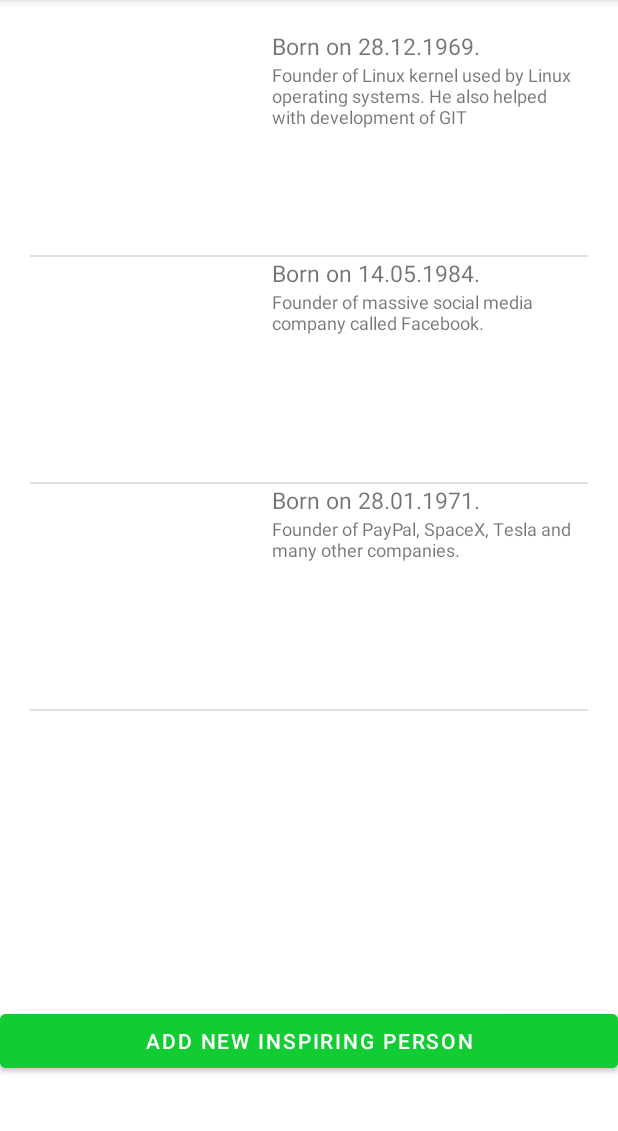
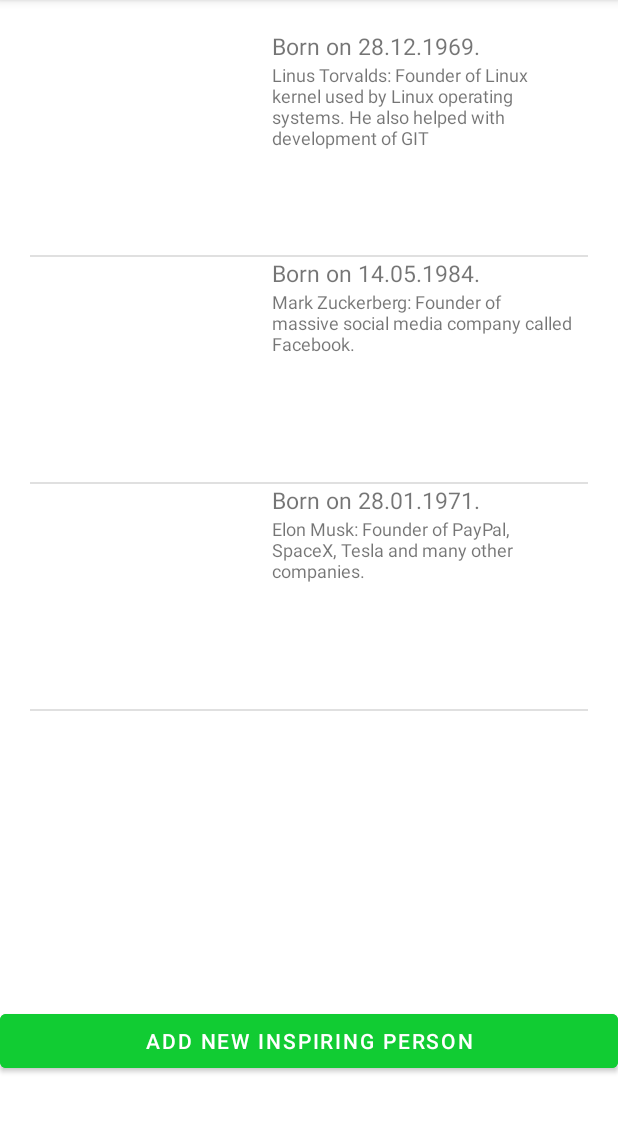
Before and after one commit to nikoladanilovic/RMA_LV2_zad1, an Android app: the screen it shows after launch (MainActivity), on a phone screen of 412 x 824 dp, the part 84-1215 px from its top. Run offline under Robolectric (Android 15) with nearby library versions, the phone set to English and light mode, and no system bars; our stand-ins replace Picasso; pictures from the network do not load.

Commit message:
Male ispravke i podesavanja

```diff
--- a/app/src/main/java/hr/ferit/nikoladanilovic/cs_inspiringpeople_lv2zad1/Adapters/InspPeopleHolder.kt
+++ b/app/src/main/java/hr/ferit/nikoladanilovic/cs_inspiringpeople_lv2zad1/Adapters/InspPeopleHolder.kt
@@ -23,7 +23,7 @@ class InspPeopleHolder (itemView: View) : RecyclerView.ViewHolder(itemView) {
             .error(android.R.drawable.stat_notify_error)
             .into(itemBinding.imvInspPersonImg)
         itemBinding.tvDates.text = "Born on " + person.dateOfBirth + parseDateOfDeath(person.dateOfDeath)
-        itemBinding.tvPersonDesc.text = person.description
+        itemBinding.tvPersonDesc.text = person.name + ": " + person.description
 
         itemBinding.imvInspPersonImg.setOnClickListener { Toast.makeText(itemView.context, person.quote, Toast.LENGTH_LONG).show() }
     }
--- a/app/src/main/java/hr/ferit/nikoladanilovic/cs_inspiringpeople_lv2zad1/data/PeopleRepository.kt
+++ b/app/src/main/java/hr/ferit/nikoladanilovic/cs_inspiringpeople_lv2zad1/data/PeopleRepository.kt
@@ -15,7 +15,7 @@ object PeopleRepository {
             "https://upload.wikimedia.org/wikipedia/commons/0/01/LinuxCon_Europe_Linus_Torvalds_03_%28cropped%29.jpg", "Talk is cheap, show me the code."),
             InspiringPerson("Mark Zuckerberg", "14.05.1984.", "", "Founder of massive social media company called Facebook.",
             "https://upload.wikimedia.org/wikipedia/commons/thumb/1/18/Mark_Zuckerberg_F8_2019_Keynote_%2832830578717%29_%28cropped%29.jpg/1200px-Mark_" +
-                    "Zuckerberg_F8_2019_Keynote_%2832830578717%29_%28cropped%29.jpg", "Move fast and brake things. Unless zou are breaking stuff, you are not moving fast enough."),
+                    "Zuckerberg_F8_2019_Keynote_%2832830578717%29_%28cropped%29.jpg", "Move fast and brake things. Unless you are breaking stuff, you are not moving fast enough."),
             InspiringPerson("Elon Musk", "28.01.1971.", "", "Founder of PayPal, SpaceX, Tesla and many other companies.",
             "https://upload.wikimedia.org/wikipedia/commons/8/85/Elon_Musk_Royal_Society_%28crop1%29.jpg", "I think it is possible for ordinary people to choose to become extraordinary.")
         )
```
